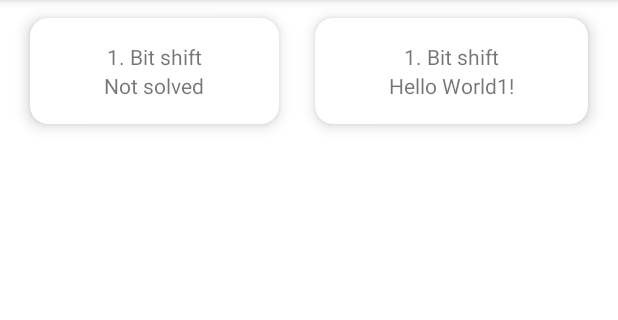
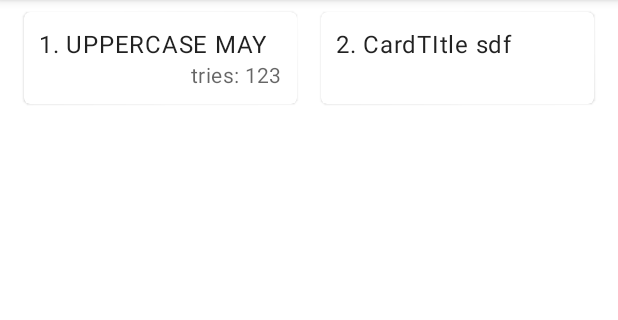
Before and after one commit to hipravin/javapuzzlesandroid, an Android app: the screen it shows after launch (MainActivity), on a phone screen of 412 x 824 dp, the part 84-404 px from its top. Run offline under Robolectric (Android 15) with nearby library versions, the phone set to English and light mode, and no system bars.

Commit message:
material cards

```diff
--- a/app/src/main/java/hipravin/javapuzzles/puzzles/PuzzleTask.java
+++ b/app/src/main/java/hipravin/javapuzzles/puzzles/PuzzleTask.java
@@ -5,8 +5,6 @@ public interface PuzzleTask {
     int titleStringId();
     int headerStringId();
     int codeRawId();
-    int promptStringId();
-    int solutionRawId();
 
     PuzzleInvocationResult run(PuzzleInput puzzleInput);
 
--- a/app/src/main/java/hipravin/javapuzzles/puzzles/PuzzleTaskAbstract.java
+++ b/app/src/main/java/hipravin/javapuzzles/puzzles/PuzzleTaskAbstract.java
@@ -33,16 +33,6 @@ public abstract class PuzzleTaskAbstract implements PuzzleTask {
         return codeRawId;
     }
 
-    @Override
-    public int promptStringId() {
-        return prompStringId;
-    }
-
-    @Override
-    public int solutionRawId() {
-        return solutionRawId;
-    }
-
     protected abstract PuzzleInvocationResult runInternal(PuzzleInput puzzleInput, List<String> outputAccumulator);
 
     @Override
--- a/app/src/main/res/layout/fragment_puzzle_list.xml
+++ b/app/src/main/res/layout/fragment_puzzle_list.xml
@@ -10,87 +10,165 @@
             android:layout_width="match_parent"
             android:layout_height="match_parent">
 
-        <GridLayout
-                android:columnCount="2"
-                android:rowCount="20"
-                android:alignmentMode="alignMargins"
-                android:columnOrderPreserved="false"
+        <LinearLayout
                 android:layout_width="match_parent"
-                android:layout_height="wrap_content">
-            <androidx.cardview.widget.CardView
+                android:layout_height="wrap_content"
+                android:orientation="vertical">
+            <LinearLayout
+                    android:layout_width="match_parent"
+                    android:layout_height="match_parent"
+                    android:weightSum="2"
+                    android:orientation="horizontal">
+                <com.google.android.material.card.MaterialCardView
                         android:id="@+id/puzzleCard1"
-                    android:layout_width="wrap_content"
-                    android:layout_height="wrap_content"
+                        android:layout_width="0dp"
+                        android:layout_height="match_parent"
+                        android:checkable="true"
+                        android:layout_weight="1"
                         android:layout_columnWeight="1"
                         android:layout_rowWeight="1"
-                    app:cardElevation="6dp"
-                    app:cardCornerRadius="12dp"
-                    android:layout_margin="12dp">
+                        android:layout_margin="8dp">
+
                     <LinearLayout
+                            android:layout_width="match_parent"
+                            android:layout_height="match_parent"
                             android:orientation="vertical"
-                        android:padding="16dp"
-                        android:gravity="center"
-                        android:layout_width="match_parent"
-                        android:layout_height="match_parent">
+                            android:padding="10dp">
+
                         <TextView
                                 android:layout_width="wrap_content"
                                 android:layout_height="wrap_content"
-                            android:text="@string/puzzle1title"
-                            app:layout_constraintBottom_toBottomOf="parent"
-                            app:layout_constraintLeft_toLeftOf="parent"
-                            app:layout_constraintRight_toRightOf="parent"
-                            app:layout_constraintTop_toTopOf="parent"/>
+                                android:text="1. UPPERCASE MAY"
+                                android:textAppearance="?attr/textAppearanceBody1"
+                        />
                         <TextView
                                 android:layout_width="wrap_content"
                                 android:layout_height="wrap_content"
-                            android:text="Not solved"
-                            app:layout_constraintBottom_toBottomOf="parent"
-                            app:layout_constraintLeft_toLeftOf="parent"
-                            app:layout_constraintRight_toRightOf="parent"
-                            app:layout_constraintTop_toTopOf="parent"/>
-
+                                android:text="tries: 123"
+                                android:layout_gravity="end"
+                                android:textColor="?android:attr/textColorSecondary"
+                                android:textAppearance="?attr/textAppearanceBody2"/>
                     </LinearLayout>
 
-
-            </androidx.cardview.widget.CardView>
-            <androidx.cardview.widget.CardView
-                    android:id="@+id/puzzleCard2"
-                    android:layout_width="wrap_content"
-                    android:layout_height="wrap_content"
+                </com.google.android.material.card.MaterialCardView>
+                <com.google.android.material.card.MaterialCardView
+                        android:id="@+id/card2"
+                        android:layout_width="0dp"
+                        android:layout_height="match_parent"
+                        android:checkable="true"
+                        android:layout_weight="1"
                         android:layout_columnWeight="1"
                         android:layout_rowWeight="1"
-                    app:cardElevation="6dp"
-                    app:cardCornerRadius="12dp"
-                    android:layout_margin="12dp">
+                        android:layout_margin="8dp">
+
                     <LinearLayout
+                            android:layout_width="match_parent"
+                            android:layout_height="match_parent"
                             android:orientation="vertical"
-                        android:padding="16dp"
-                        android:gravity="center"
-                        android:layout_width="match_parent"
-                        android:layout_height="match_parent">
+                            android:padding="10dp">
+
                         <TextView
                                 android:layout_width="wrap_content"
                                 android:layout_height="wrap_content"
-                            android:text="@string/puzzle1title"
-                            app:layout_constraintBottom_toBottomOf="parent"
-                            app:layout_constraintLeft_toLeftOf="parent"
-                            app:layout_constraintRight_toRightOf="parent"
-                            app:layout_constraintTop_toTopOf="parent"/>
+                                android:text="2. CardTItle sdf"
+                                android:textAppearance="?attr/textAppearanceBody1"
+                        />
                         <TextView
                                 android:layout_width="wrap_content"
-                            android:layout_height="wrap_content"
-                            android:text="Hello World1!"
-                            app:layout_constraintBottom_toBottomOf="parent"
-                            app:layout_constraintLeft_toLeftOf="parent"
-                            app:layout_constraintRight_toRightOf="parent"
-                            app:layout_constraintTop_toTopOf="parent"/>
+                                android:layout_height="match_parent"
+                                android:text=""
+                                android:layout_gravity="end|bottom"
+                                android:textColor="?android:attr/textColorSecondary"
+                                android:textAppearance="?attr/textAppearanceBody2"
+                        />
+                    </LinearLayout>
+
+                </com.google.android.material.card.MaterialCardView>
 
             </LinearLayout>
+        </LinearLayout>
+<!--        <GridLayout-->
+<!--                android:columnCount="2"-->
+<!--                android:rowCount="20"-->
+<!--                android:alignmentMode="alignMargins"-->
+<!--                android:columnOrderPreserved="false"-->
+<!--                android:layout_width="match_parent"-->
+<!--                android:layout_height="wrap_content">-->
+<!--            -->
+<!--            <androidx.cardview.widget.CardView-->
+<!--                    android:id="@+id/puzzleCard1"-->
+<!--                    android:layout_width="wrap_content"-->
+<!--                    android:layout_height="wrap_content"-->
+<!--                    android:layout_columnWeight="1"-->
+<!--                    android:layout_rowWeight="1"-->
+<!--                    app:cardElevation="6dp"-->
+<!--                    app:cardCornerRadius="12dp"-->
+<!--                    android:layout_margin="12dp">-->
+<!--                <LinearLayout-->
+<!--                        android:orientation="vertical"-->
+<!--                        android:padding="16dp"-->
+<!--                        android:gravity="center"-->
+<!--                        android:layout_width="match_parent"-->
+<!--                        android:layout_height="match_parent">-->
+<!--                    <TextView-->
+<!--                            android:layout_width="wrap_content"-->
+<!--                            android:layout_height="wrap_content"-->
+<!--                            android:text="@string/puzzle1title"-->
+<!--                            app:layout_constraintBottom_toBottomOf="parent"-->
+<!--                            app:layout_constraintLeft_toLeftOf="parent"-->
+<!--                            app:layout_constraintRight_toRightOf="parent"-->
+<!--                            app:layout_constraintTop_toTopOf="parent"/>-->
+<!--                    <TextView-->
+<!--                            android:layout_width="wrap_content"-->
+<!--                            android:layout_height="wrap_content"-->
+<!--                            android:text="Not solved"-->
+<!--                            app:layout_constraintBottom_toBottomOf="parent"-->
+<!--                            app:layout_constraintLeft_toLeftOf="parent"-->
+<!--                            app:layout_constraintRight_toRightOf="parent"-->
+<!--                            app:layout_constraintTop_toTopOf="parent"/>-->
+
+<!--                </LinearLayout>-->
 
 
-            </androidx.cardview.widget.CardView>
+<!--            </androidx.cardview.widget.CardView>-->
+<!--            <androidx.cardview.widget.CardView-->
+<!--                    android:id="@+id/puzzleCard2"-->
+<!--                    android:layout_width="wrap_content"-->
+<!--                    android:layout_height="wrap_content"-->
+<!--                    android:layout_columnWeight="1"-->
+<!--                    android:layout_rowWeight="1"-->
+<!--                    app:cardElevation="6dp"-->
+<!--                    app:cardCornerRadius="12dp"-->
+<!--                    android:layout_margin="12dp">-->
+<!--                <LinearLayout-->
+<!--                        android:orientation="vertical"-->
+<!--                        android:padding="16dp"-->
+<!--                        android:gravity="center"-->
+<!--                        android:layout_width="match_parent"-->
+<!--                        android:layout_height="match_parent">-->
+<!--                    <TextView-->
+<!--                            android:layout_width="wrap_content"-->
+<!--                            android:layout_height="wrap_content"-->
+<!--                            android:text="@string/puzzle1title"-->
+<!--                            app:layout_constraintBottom_toBottomOf="parent"-->
+<!--                            app:layout_constraintLeft_toLeftOf="parent"-->
+<!--                            app:layout_constraintRight_toRightOf="parent"-->
+<!--                            app:layout_constraintTop_toTopOf="parent"/>-->
+<!--                    <TextView-->
+<!--                            android:layout_width="wrap_content"-->
+<!--                            android:layout_height="wrap_content"-->
+<!--                            android:text="Hello World1!"-->
+<!--                            app:layout_constraintBottom_toBottomOf="parent"-->
+<!--                            app:layout_constraintLeft_toLeftOf="parent"-->
+<!--                            app:layout_constraintRight_toRightOf="parent"-->
+<!--                            app:layout_constraintTop_toTopOf="parent"/>-->
 
-        </GridLayout>
+<!--                </LinearLayout>-->
+
+
+<!--            </androidx.cardview.widget.CardView>-->
+
+<!--        </GridLayout>-->
 
 
     </ScrollView>
--- a/app/src/main/res/values/strings.xml
+++ b/app/src/main/res/values/strings.xml
@@ -1,7 +1,8 @@
 <resources>
     <string name="app_name">Java Puzzles</string>
     <string name="runCodeButton">Run</string>
-    <string name="commonTaskDescription">Code execution should finish without exception and variable named \"passed\" should be true.</string>
+    <string name="commonTaskDescription">Provide console input below.
+        Code execution should finish without exception and variable named \"passed\" should be true.</string>
 
     <string name="puzzle1title">1. Bit shift</string>
     <string name="puzzle1prompt">Bit operations &gt;&gt; and &gt;&gt;&gt; have different semantics.</string>
```
Lines whose indentation alone changed are shown as unchanged.
